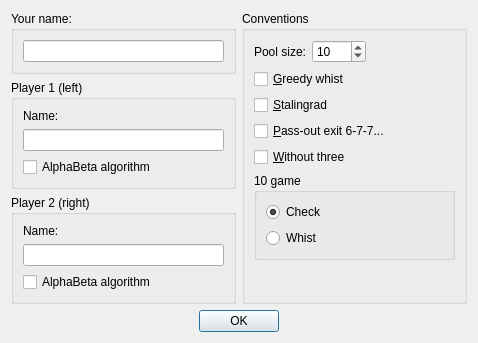
The window that src/ui/newgameform.ui (infsega/bbpref) describes before a commit, drawn with Qt 5.
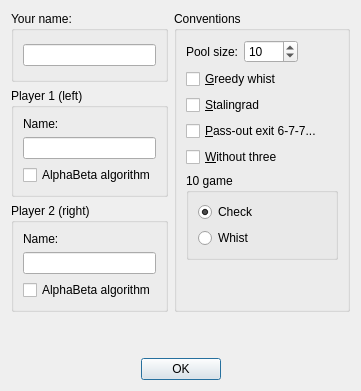
The same window after the commit. Icons and pictures are not drawn.

Commit message: Fixed UI of new game and options dialogs

Diff of the .ui file:
```diff
--- a/src/ui/newgameform.ui
+++ b/src/ui/newgameform.ui
@@ -9,7 +9,7 @@
    <rect>
     <x>0</x>
     <y>0</y>
-    <width>478</width>
+    <width>370</width>
     <height>340</height>
    </rect>
   </property>
@@ -36,6 +36,9 @@
    <bool>true</bool>
   </property>
   <layout class="QGridLayout" name="gridLayout">
+   <property name="sizeConstraint">
+    <enum>QLayout::SetFixedSize</enum>
+   </property>
    <item row="0" column="0">
     <widget class="QGroupBox" name="groupBox_5">
      <property name="sizePolicy">
```
The commit also changes 5 other files.
